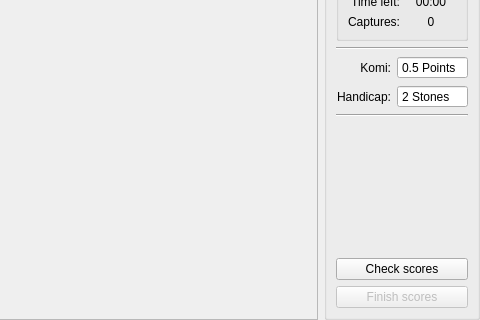
Qt form src/gui/screens/gamescreen.ui (KDE/kigo) before a commit; both pictures show x 194 to 674 and y 261 to 581 of the 674 by 581 pixel window.
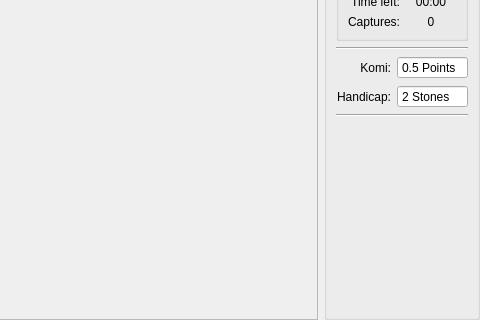
The same form after that commit. Custom widgets are drawn as their Qt base class.

The edit to the form file:
```diff
--- a/src/gui/screens/gamescreen.ui
+++ b/src/gui/screens/gamescreen.ui
@@ -174,13 +174,6 @@
         </property>
        </widget>
       </item>
-      <item row="11" column="0" colspan="2" >
-       <widget class="KPushButton" name="checkButton" >
-        <property name="text" >
-         <string>Check scores</string>
-        </property>
-       </widget>
-      </item>
       <item row="6" column="0" colspan="2" >
        <widget class="Line" name="line" >
         <property name="orientation" >
@@ -357,15 +350,18 @@
         </layout>
        </widget>
       </item>
-      <item row="12" column="0" colspan="2" >
-       <widget class="KPushButton" name="finishButton" >
-        <property name="enabled" >
-         <bool>false</bool>
+      <item row="10" column="0" colspan="2" >
+       <spacer name="verticalSpacer" >
+        <property name="orientation" >
+         <enum>Qt::Vertical</enum>
         </property>
-        <property name="text" >
-         <string>Finish scores</string>
+        <property name="sizeHint" stdset="0" >
+         <size>
+          <width>20</width>
+          <height>280</height>
+         </size>
         </property>
-       </widget>
+       </spacer>
       </item>
      </layout>
     </widget>
@@ -378,11 +374,6 @@
    <extends>QLineEdit</extends>
    <header>klineedit.h</header>
   </customwidget>
-  <customwidget>
-   <class>KPushButton</class>
-   <extends>QPushButton</extends>
-   <header>kpushbutton.h</header>
-  </customwidget>
  </customwidgets>
  <tabstops>
   <tabstop>checkButton</tabstop>
```
Left out of the diff: 16 changed lines with no effect on the pictures.
